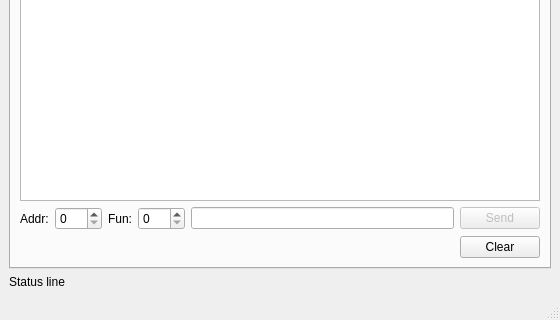
Before: the Qt Designer form Interface/QT/ModbusFrame.ui in blaa/Modbus, drawn with Qt 5; both pictures show x 0 to 560 and y 530 to 850 of the 560 by 850 pixel window.
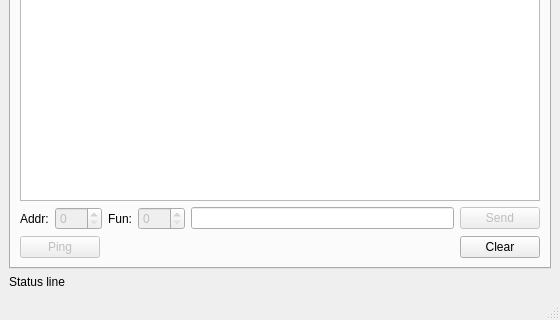
After: the same form once the commit is applied. The open tabs and pages were chosen to show the change.

Commit message: Writting terminated; interface improved

```diff
--- a/Interface/QT/ModbusFrame.ui
+++ b/Interface/QT/ModbusFrame.ui
@@ -991,6 +991,9 @@
           </item>
           <item>
            <widget class="QSpinBox" name="SendAddress">
+            <property name="enabled">
+             <bool>false</bool>
+            </property>
             <property name="maximum">
              <number>255</number>
             </property>
@@ -1008,6 +1011,9 @@
           </item>
           <item>
            <widget class="QSpinBox" name="SendFunction">
+            <property name="enabled">
+             <bool>false</bool>
+            </property>
             <property name="maximum">
              <number>255</number>
             </property>
@@ -1030,6 +1036,16 @@
         </item>
         <item>
          <layout class="QHBoxLayout" name="horizontalLayout_6">
+          <item>
+           <widget class="QPushButton" name="TerminatedPing">
+            <property name="enabled">
+             <bool>false</bool>
+            </property>
+            <property name="text">
+             <string>Ping</string>
+            </property>
+           </widget>
+          </item>
           <item>
            <spacer name="horizontalSpacer">
             <property name="orientation">
```
Left out of the diff: 32 changed lines with no effect on the pictures. The commit also changes 4 other files.
